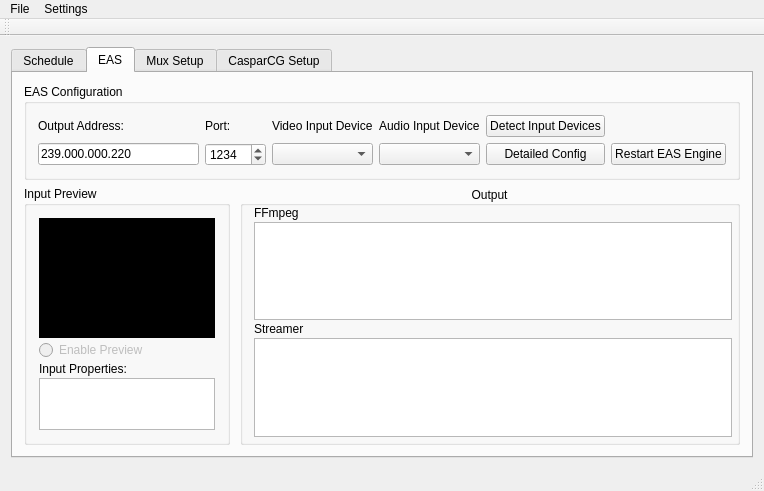
Old version of the form Source/mainwindow.ui in the repository dedicatedbroadcastsolutions/TvARP.
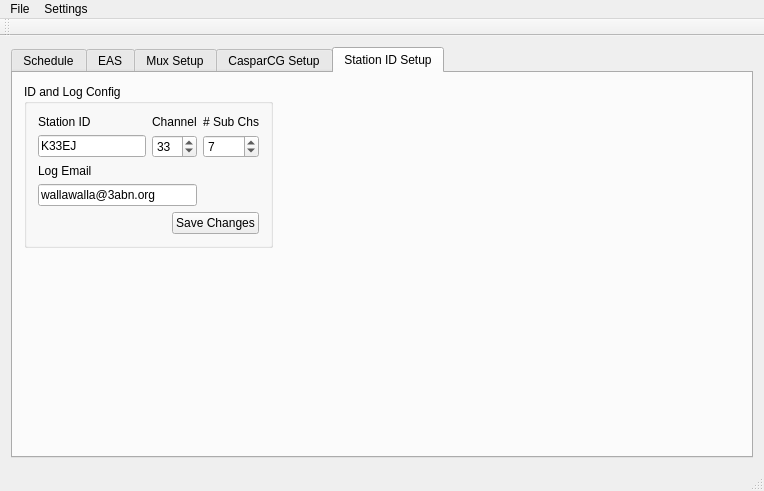
New version of the form. The open tabs and pages were chosen to show the change. Icons and pictures are not drawn.

```diff
--- a/Source/mainwindow.ui
+++ b/Source/mainwindow.ui
@@ -21,6 +21,9 @@
    <layout class="QGridLayout" name="gridLayout_2">
     <item row="0" column="0">
      <widget class="QTabWidget" name="tabWidget">
+      <property name="enabled">
+       <bool>true</bool>
+      </property>
       <property name="tabPosition">
        <enum>QTabWidget::North</enum>
       </property>
@@ -132,18 +135,31 @@
              </item>
              <item row="1" column="5">
               <widget class="QPushButton" name="restart_eas">
+               <property name="enabled">
+                <bool>true</bool>
+               </property>
                <property name="text">
                 <string>Restart EAS Engine</string>
                </property>
               </widget>
              </item>
              <item row="1" column="4">
-              <widget class="QPushButton" name="pushButton">
+              <widget class="QPushButton" name="config_eas">
+               <property name="enabled">
+                <bool>false</bool>
+               </property>
                <property name="text">
                 <string>Detailed Config</string>
                </property>
               </widget>
              </item>
+             <item row="0" column="5">
+              <widget class="QPushButton" name="pushButton">
+               <property name="text">
+                <string>Test EAS Stream</string>
+               </property>
+              </widget>
+             </item>
             </layout>
            </widget>
           </item>
@@ -222,7 +238,7 @@
                  <item>
                   <widget class="QLabel" name="label_7">
                    <property name="text">
-                    <string>Input Properties:</string>
+                    <string>Encoder Status</string>
                    </property>
                   </widget>
                  </item>
@@ -292,7 +308,7 @@
                <item row="0" column="0">
                 <widget class="QLabel" name="label_6">
                  <property name="text">
-                  <string>FFmpeg</string>
+                  <string>Mux Output</string>
                  </property>
                 </widget>
                </item>
@@ -332,6 +348,94 @@
         <string>CasparCG Setup</string>
        </attribute>
       </widget>
+      <widget class="QWidget" name="tab_5">
+       <attribute name="title">
+        <string>Station ID Setup</string>
+       </attribute>
+       <layout class="QFormLayout" name="formLayout">
+        <item row="0" column="0">
+         <widget class="QGroupBox" name="groupBox_4">
+          <property name="title">
+           <string>ID and Log Config</string>
+          </property>
+          <layout class="QGridLayout" name="gridLayout_6">
+           <item row="4" column="0" colspan="3">
+            <widget class="QLineEdit" name="lineEdit_3">
+             <property name="text">
+              <string>wallawalla@3abn.org</string>
+             </property>
+            </widget>
+           </item>
+           <item row="5" column="2" colspan="2">
+            <widget class="QPushButton" name="pushButton_2">
+             <property name="text">
+              <string>Save Changes</string>
+             </property>
+            </widget>
+           </item>
+           <item row="3" column="0" colspan="2">
+            <widget class="QLabel" name="label_9">
+             <property name="text">
+              <string>Log Email</string>
+             </property>
+            </widget>
+           </item>
+           <item row="0" column="1" colspan="2">
+            <widget class="QLabel" name="label_10">
+             <property name="text">
+              <string>Channel</string>
+             </property>
+            </widget>
+           </item>
+           <item row="0" column="3">
+            <widget class="QLabel" name="label_11">
+             <property name="text">
+              <string># Sub Chs</string>
+             </property>
+            </widget>
+           </item>
+           <item row="2" column="1" colspan="2">
+            <widget class="QSpinBox" name="spinBox_2">
+             <property name="minimum">
+              <number>2</number>
+             </property>
+             <property name="maximum">
+              <number>50</number>
+             </property>
+             <property name="value">
+              <number>33</number>
+             </property>
+            </widget>
+           </item>
+           <item row="2" column="0">
+            <widget class="QLineEdit" name="lineEdit_2">
+             <property name="text">
+              <string>K33EJ</string>
+             </property>
+            </widget>
+           </item>
+           <item row="0" column="0">
+            <widget class="QLabel" name="label_8">
+             <property name="text">
+              <string>Station ID</string>
+             </property>
+            </widget>
+           </item>
+           <item row="2" column="3">
+            <widget class="QSpinBox" name="spinBox_3">
+             <property name="minimum">
+              <number>1</number>
+             </property>
+             <property name="value">
+              <number>7</number>
+             </property>
+            </widget>
+           </item>
+          </layout>
+         </widget>
+        </item>
+       </layout>
+      </widget>
      </widget>
     </item>
    </layout>
```
